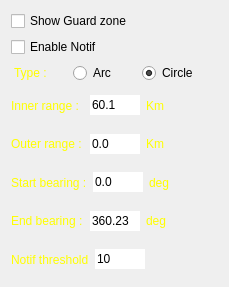
Before: the Qt Designer form RadarArmed2020/gzdialog.ui in MiftahSalam/Radar-Armed-2020, drawn with Qt 5.
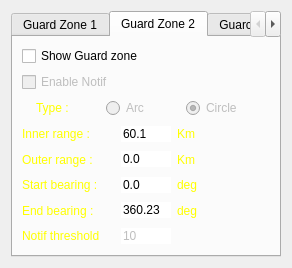
After: the same form once the commit is applied. The open tabs and pages were chosen to show the change.

Commit message: change background color of combobox and tabwidget, debuging arpa, implementation of 3 guardzone

The edit to the form file:
```diff
--- a/RadarArmed2020/gzdialog.ui
+++ b/RadarArmed2020/gzdialog.ui
@@ -6,8 +6,8 @@
    <rect>
     <x>0</x>
     <y>0</y>
-    <width>229</width>
-    <height>287</height>
+    <width>292</width>
+    <height>268</height>
    </rect>
   </property>
   <property name="sizePolicy">
@@ -25,6 +25,21 @@
   <property name="windowTitle">
    <string>Guardzone Settings</string>
   </property>
+  <layout class="QGridLayout" name="gridLayout">
+   <item row="0" column="0">
+    <widget class="QTabWidget" name="tabWidget">
+     <property name="styleSheet">
+      <string notr="true">QTabBar::tab {
+    color: black;
+}</string>
+     </property>
+     <property name="currentIndex">
+      <number>0</number>
+     </property>
+     <widget class="QWidget" name="tabGZ1">
+      <attribute name="title">
+       <string>Guard Zone 1</string>
+      </attribute>
   <layout class="QVBoxLayout" name="verticalLayout">
    <item>
     <widget class="QCheckBox" name="checkBoxShowGZ">
@@ -44,6 +59,9 @@
    </item>
    <item>
     <widget class="QCheckBox" name="checkBoxAlarmGZ">
+         <property name="enabled">
+          <bool>false</bool>
+         </property>
      <property name="maximumSize">
       <size>
        <width>208</width>
@@ -78,6 +96,9 @@
      </item>
      <item>
       <widget class="QRadioButton" name="radioButtonArc">
+           <property name="enabled">
+            <bool>false</bool>
+           </property>
        <property name="maximumSize">
         <size>
          <width>60</width>
@@ -94,6 +115,9 @@
      </item>
      <item>
       <widget class="QRadioButton" name="radioButtonCircle">
+           <property name="enabled">
+            <bool>false</bool>
+           </property>
        <property name="maximumSize">
         <size>
          <width>70</width>
@@ -296,6 +320,9 @@
      </item>
      <item>
       <widget class="QLineEdit" name="lineEditNotifTHR">
+           <property name="enabled">
+            <bool>false</bool>
+           </property>
        <property name="maximumSize">
         <size>
          <width>50</width>
@@ -333,6 +360,664 @@
       </widget>
      </item>
     </layout>
+       </item>
+      </layout>
+     </widget>
+     <widget class="QWidget" name="tabGZ2">
+      <attribute name="title">
+       <string>Guard Zone 2</string>
+      </attribute>
+      <layout class="QVBoxLayout" name="verticalLayout_2">
+       <item>
+        <widget class="QCheckBox" name="checkBoxShowGZ_2">
+         <property name="maximumSize">
+          <size>
+           <width>208</width>
+           <height>16777215</height>
+          </size>
+         </property>
+         <property name="text">
+          <string>Show Guard zone</string>
+         </property>
+         <property name="checked">
+          <bool>false</bool>
+         </property>
+        </widget>
+       </item>
+       <item>
+        <widget class="QCheckBox" name="checkBoxAlarmGZ_2">
+         <property name="enabled">
+          <bool>false</bool>
+         </property>
+         <property name="maximumSize">
+          <size>
+           <width>208</width>
+           <height>16777215</height>
+          </size>
+         </property>
+         <property name="text">
+          <string>Enable Notif</string>
+         </property>
+         <property name="checked">
+          <bool>false</bool>
+         </property>
+        </widget>
+       </item>
+       <item>
+        <layout class="QHBoxLayout" name="horizontalLayout_13">
+         <item>
+          <widget class="QLabel" name="label_17">
+           <property name="maximumSize">
+            <size>
+             <width>50</width>
+             <height>16777215</height>
+            </size>
+           </property>
+           <property name="styleSheet">
+            <string notr="true">color: rgb(255, 255, 0);</string>
+           </property>
+           <property name="text">
+            <string>Type :</string>
+           </property>
+          </widget>
+         </item>
+         <item>
+          <widget class="QRadioButton" name="radioButtonArc_2">
+           <property name="enabled">
+            <bool>false</bool>
+           </property>
+           <property name="maximumSize">
+            <size>
+             <width>60</width>
+             <height>16777215</height>
+            </size>
+           </property>
+           <property name="text">
+            <string>Arc</string>
+           </property>
+           <property name="checked">
+            <bool>false</bool>
+           </property>
+          </widget>
+         </item>
+         <item>
+          <widget class="QRadioButton" name="radioButtonCircle_2">
+           <property name="enabled">
+            <bool>false</bool>
+           </property>
+           <property name="maximumSize">
+            <size>
+             <width>70</width>
+             <height>16777215</height>
+            </size>
+           </property>
+           <property name="text">
+            <string>Circle</string>
+           </property>
+           <property name="checked">
+            <bool>true</bool>
+           </property>
+          </widget>
+         </item>
+        </layout>
+       </item>
+       <item>
+        <layout class="QHBoxLayout" name="horizontalLayout_18">
+         <item>
+          <widget class="QLabel" name="label_26">
+           <property name="styleSheet">
+            <string notr="true">color: rgb(255, 255, 0);</string>
+           </property>
+           <property name="text">
+            <string>Inner range :</string>
+           </property>
+          </widget>
+         </item>
+         <item>
+          <widget class="QLineEdit" name="lineEditInner_2">
+           <property name="maximumSize">
+            <size>
+             <width>50</width>
+             <height>16777215</height>
+            </size>
+           </property>
+           <property name="text">
+            <string>60.1</string>
+           </property>
+           <property name="maxLength">
+            <number>8</number>
+           </property>
+           <property name="frame">
+            <bool>false</bool>
+           </property>
+          </widget>
+         </item>
+         <item>
+          <widget class="QLabel" name="label_27">
+           <property name="styleSheet">
+            <string notr="true">color: rgb(255, 255, 0);</string>
+           </property>
+           <property name="text">
+            <string>Km</string>
+           </property>
+          </widget>
+         </item>
+        </layout>
+       </item>
+       <item>
+        <layout class="QHBoxLayout" name="horizontalLayout_15">
+         <item>
+          <widget class="QLabel" name="label_20">
+           <property name="styleSheet">
+            <string notr="true">color: rgb(255, 255, 0);</string>
+           </property>
+           <property name="text">
+            <string>Outer range :</string>
+           </property>
+          </widget>
+         </item>
+         <item>
+          <widget class="QLineEdit" name="lineEditOuter_2">
+           <property name="maximumSize">
+            <size>
+             <width>50</width>
+             <height>16777215</height>
+            </size>
+           </property>
+           <property name="text">
+            <string>0.0</string>
+           </property>
+           <property name="maxLength">
+            <number>8</number>
+           </property>
+           <property name="frame">
+            <bool>false</bool>
+           </property>
+          </widget>
+         </item>
+         <item>
+          <widget class="QLabel" name="label_21">
+           <property name="styleSheet">
+            <string notr="true">color: rgb(255, 255, 0);</string>
+           </property>
+           <property name="text">
+            <string>Km</string>
+           </property>
+          </widget>
+         </item>
+        </layout>
+       </item>
+       <item>
+        <layout class="QHBoxLayout" name="horizontalLayout_17">
+         <item>
+          <widget class="QLabel" name="label_24">
+           <property name="styleSheet">
+            <string notr="true">color: rgb(255, 255, 0);</string>
+           </property>
+           <property name="text">
+            <string>Start bearing :</string>
+           </property>
+          </widget>
+         </item>
+         <item>
+          <widget class="QLineEdit" name="lineEditStart_2">
+           <property name="maximumSize">
+            <size>
+             <width>50</width>
+             <height>16777215</height>
+            </size>
+           </property>
+           <property name="text">
+            <string>0.0</string>
+           </property>
+           <property name="maxLength">
+            <number>8</number>
+           </property>
+           <property name="frame">
+            <bool>false</bool>
+           </property>
+          </widget>
+         </item>
+         <item>
+          <widget class="QLabel" name="label_25">
+           <property name="styleSheet">
+            <string notr="true">color: rgb(255, 255, 0);</string>
+           </property>
+           <property name="text">
+            <string>deg</string>
+           </property>
+          </widget>
+         </item>
+        </layout>
+       </item>
+       <item>
+        <layout class="QHBoxLayout" name="horizontalLayout_16">
+         <item>
+          <widget class="QLabel" name="label_22">
+           <property name="styleSheet">
+            <string notr="true">color: rgb(255, 255, 0);</string>
+           </property>
+           <property name="text">
+            <string>End bearing :</string>
+           </property>
+          </widget>
+         </item>
+         <item>
+          <widget class="QLineEdit" name="lineEditEnd_2">
+           <property name="maximumSize">
+            <size>
+             <width>50</width>
+             <height>16777215</height>
+            </size>
+           </property>
+           <property name="text">
+            <string>360.23</string>
+           </property>
+           <property name="maxLength">
+            <number>8</number>
+           </property>
+           <property name="frame">
+            <bool>false</bool>
+           </property>
+          </widget>
+         </item>
+         <item>
+          <widget class="QLabel" name="label_23">
+           <property name="styleSheet">
+            <string notr="true">color: rgb(255, 255, 0);</string>
+           </property>
+           <property name="text">
+            <string>deg</string>
+           </property>
+          </widget>
+         </item>
+        </layout>
+       </item>
+       <item>
+        <layout class="QHBoxLayout" name="horizontalLayout_14">
+         <item>
+          <widget class="QLabel" name="label_18">
+           <property name="styleSheet">
+            <string notr="true">color: rgb(255, 255, 0);</string>
+           </property>
+           <property name="text">
+            <string>Notif threshold</string>
+           </property>
+          </widget>
+         </item>
+         <item>
+          <widget class="QLineEdit" name="lineEditNotifTHR_2">
+           <property name="enabled">
+            <bool>false</bool>
+           </property>
+           <property name="maximumSize">
+            <size>
+             <width>50</width>
+             <height>16777215</height>
+            </size>
+           </property>
+           <property name="toolTip">
+            <string>10-500</string>
+           </property>
+           <property name="text">
+            <string>10</string>
+           </property>
+           <property name="maxLength">
+            <number>3</number>
+           </property>
+           <property name="frame">
+            <bool>false</bool>
+           </property>
+          </widget>
+         </item>
+         <item>
+          <widget class="QLabel" name="label_19">
+           <property name="minimumSize">
+            <size>
+             <width>30</width>
+             <height>0</height>
+            </size>
+           </property>
+           <property name="styleSheet">
+            <string notr="true">color: rgb(255, 255, 0);</string>
+           </property>
+           <property name="text">
+            <string/>
+           </property>
+          </widget>
+         </item>
+        </layout>
+       </item>
+      </layout>
+     </widget>
+     <widget class="QWidget" name="tabGZ3">
+      <attribute name="title">
+       <string>Guarc Zone 3</string>
+      </attribute>
+      <layout class="QVBoxLayout" name="verticalLayout_3">
+       <item>
+        <widget class="QCheckBox" name="checkBoxShowGZ_3">
+         <property name="maximumSize">
+          <size>
+           <width>208</width>
+           <height>16777215</height>
+          </size>
+         </property>
+         <property name="text">
+          <string>Show Guard zone</string>
+         </property>
+         <property name="checked">
+          <bool>false</bool>
+         </property>
+        </widget>
+       </item>
+       <item>
+        <widget class="QCheckBox" name="checkBoxAlarmGZ_3">
+         <property name="enabled">
+          <bool>false</bool>
+         </property>
+         <property name="maximumSize">
+          <size>
+           <width>208</width>
+           <height>16777215</height>
+          </size>
+         </property>
+         <property name="text">
+          <string>Enable Notif</string>
+         </property>
+         <property name="checked">
+          <bool>false</bool>
+         </property>
+        </widget>
+       </item>
+       <item>
+        <layout class="QHBoxLayout" name="horizontalLayout_19">
+         <item>
+          <widget class="QLabel" name="label_28">
+           <property name="maximumSize">
+            <size>
+             <width>50</width>
+             <height>16777215</height>
+            </size>
+           </property>
+           <property name="styleSheet">
+            <string notr="true">color: rgb(255, 255, 0);</string>
+           </property>
+           <property name="text">
+            <string>Type :</string>
+           </property>
+          </widget>
+         </item>
+         <item>
+          <widget class="QRadioButton" name="radioButtonArc_3">
+           <property name="enabled">
+            <bool>false</bool>
+           </property>
+           <property name="maximumSize">
+            <size>
+             <width>60</width>
+             <height>16777215</height>
+            </size>
+           </property>
+           <property name="text">
+            <string>Arc</string>
+           </property>
+           <property name="checked">
+            <bool>false</bool>
+           </property>
+          </widget>
+         </item>
+         <item>
+          <widget class="QRadioButton" name="radioButtonCircle_3">
+           <property name="enabled">
+            <bool>false</bool>
+           </property>
+           <property name="maximumSize">
+            <size>
+             <width>70</width>
+             <height>16777215</height>
+            </size>
+           </property>
+           <property name="text">
+            <string>Circle</string>
+           </property>
+           <property name="checked">
+            <bool>true</bool>
+           </property>
+          </widget>
+         </item>
+        </layout>
+       </item>
+       <item>
+        <layout class="QHBoxLayout" name="horizontalLayout_24">
+         <item>
+          <widget class="QLabel" name="label_37">
+           <property name="styleSheet">
+            <string notr="true">color: rgb(255, 255, 0);</string>
+           </property>
+           <property name="text">
+            <string>Inner range :</string>
+           </property>
+          </widget>
+         </item>
+         <item>
+          <widget class="QLineEdit" name="lineEditInner_3">
+           <property name="maximumSize">
+            <size>
+             <width>50</width>
+             <height>16777215</height>
+            </size>
+           </property>
+           <property name="text">
+            <string>60.1</string>
+           </property>
+           <property name="maxLength">
+            <number>8</number>
+           </property>
+           <property name="frame">
+            <bool>false</bool>
+           </property>
+          </widget>
+         </item>
+         <item>
+          <widget class="QLabel" name="label_38">
+           <property name="styleSheet">
+            <string notr="true">color: rgb(255, 255, 0);</string>
+           </property>
+           <property name="text">
+            <string>Km</string>
+           </property>
+          </widget>
+         </item>
+        </layout>
+       </item>
+       <item>
+        <layout class="QHBoxLayout" name="horizontalLayout_21">
+         <item>
+          <widget class="QLabel" name="label_31">
+           <property name="styleSheet">
+            <string notr="true">color: rgb(255, 255, 0);</string>
+           </property>
+           <property name="text">
+            <string>Outer range :</string>
+           </property>
+          </widget>
+         </item>
+         <item>
+          <widget class="QLineEdit" name="lineEditOuter_3">
+           <property name="maximumSize">
+            <size>
+             <width>50</width>
+             <height>16777215</height>
+            </size>
+           </property>
+           <property name="text">
+            <string>0.0</string>
+           </property>
+           <property name="maxLength">
+            <number>8</number>
+           </property>
+           <property name="frame">
+            <bool>false</bool>
+           </property>
+          </widget>
+         </item>
+         <item>
+          <widget class="QLabel" name="label_32">
+           <property name="styleSheet">
+            <string notr="true">color: rgb(255, 255, 0);</string>
+           </property>
+           <property name="text">
+            <string>Km</string>
+           </property>
+          </widget>
+         </item>
+        </layout>
+       </item>
+       <item>
+        <layout class="QHBoxLayout" name="horizontalLayout_23">
+         <item>
+          <widget class="QLabel" name="label_35">
+           <property name="styleSheet">
+            <string notr="true">color: rgb(255, 255, 0);</string>
+           </property>
+           <property name="text">
+            <string>Start bearing :</string>
+           </property>
+          </widget>
+         </item>
+         <item>
+          <widget class="QLineEdit" name="lineEditStart_3">
+           <property name="maximumSize">
+            <size>
+             <width>50</width>
+             <height>16777215</height>
+            </size>
+           </property>
+           <property name="text">
+            <string>0.0</string>
+           </property>
+           <property name="maxLength">
+            <number>8</number>
+           </property>
+           <property name="frame">
+            <bool>false</bool>
+           </property>
+          </widget>
+         </item>
+         <item>
+          <widget class="QLabel" name="label_36">
+           <property name="styleSheet">
+            <string notr="true">color: rgb(255, 255, 0);</string>
+           </property>
+           <property name="text">
+            <string>deg</string>
+           </property>
+          </widget>
+         </item>
+        </layout>
+       </item>
+       <item>
+        <layout class="QHBoxLayout" name="horizontalLayout_22">
+         <item>
+          <widget class="QLabel" name="label_33">
+           <property name="styleSheet">
+            <string notr="true">color: rgb(255, 255, 0);</string>
+           </property>
+           <property name="text">
+            <string>End bearing :</string>
+           </property>
+          </widget>
+         </item>
+         <item>
+          <widget class="QLineEdit" name="lineEditEnd_3">
+           <property name="maximumSize">
+            <size>
+             <width>50</width>
+             <height>16777215</height>
+            </size>
+           </property>
+           <property name="text">
+            <string>360.23</string>
+           </property>
+           <property name="maxLength">
+            <number>8</number>
+           </property>
+           <property name="frame">
+            <bool>false</bool>
+           </property>
+          </widget>
+         </item>
+         <item>
+          <widget class="QLabel" name="label_34">
+           <property name="styleSheet">
+            <string notr="true">color: rgb(255, 255, 0);</string>
+           </property>
+           <property name="text">
+            <string>deg</string>
+           </property>
+          </widget>
+         </item>
+        </layout>
+       </item>
+       <item>
+        <layout class="QHBoxLayout" name="horizontalLayout_20">
+         <item>
+          <widget class="QLabel" name="label_29">
+           <property name="styleSheet">
+            <string notr="true">color: rgb(255, 255, 0);</string>
+           </property>
+           <property name="text">
+            <string>Notif threshold</string>
+           </property>
+          </widget>
+         </item>
+         <item>
+          <widget class="QLineEdit" name="lineEditNotifTHR_3">
+           <property name="enabled">
+            <bool>false</bool>
+           </property>
+           <property name="maximumSize">
+            <size>
+             <width>50</width>
+             <height>16777215</height>
+            </size>
+           </property>
+           <property name="toolTip">
+            <string>10-500</string>
+           </property>
+           <property name="text">
+            <string>10</string>
+           </property>
+           <property name="maxLength">
+            <number>3</number>
+           </property>
+           <property name="frame">
+            <bool>false</bool>
+           </property>
+          </widget>
+         </item>
+         <item>
+          <widget class="QLabel" name="label_30">
+           <property name="minimumSize">
+            <size>
+             <width>30</width>
+             <height>0</height>
+            </size>
+           </property>
+           <property name="styleSheet">
+            <string notr="true">color: rgb(255, 255, 0);</string>
+           </property>
+           <property name="text">
+            <string/>
+           </property>
+          </widget>
+         </item>
+        </layout>
+       </item>
+      </layout>
+     </widget>
+    </widget>
    </item>
   </layout>
  </widget>
```
Lines whose indentation alone changed are shown as unchanged. The commit also changes 15 other files.
